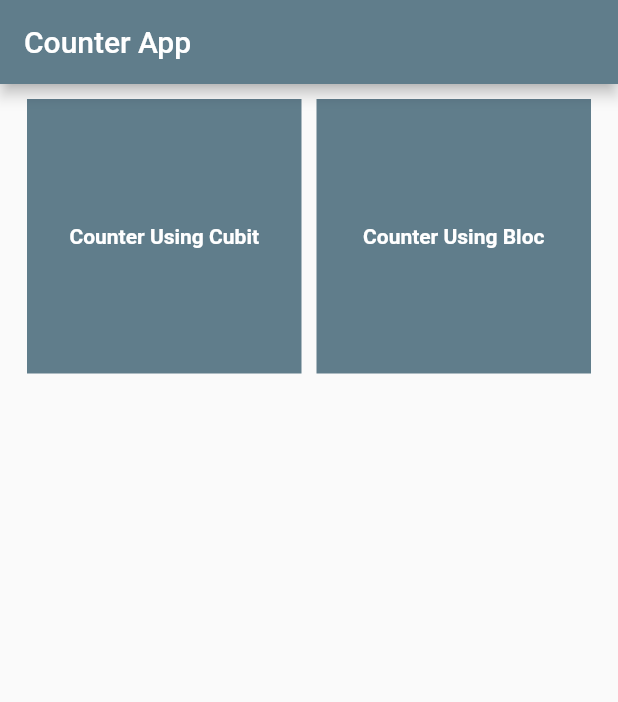
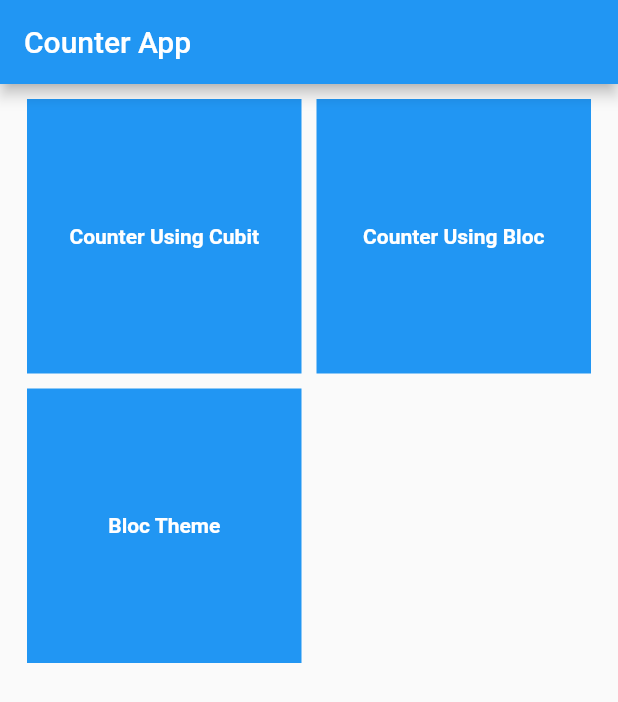
Before and after one commit to Atuoha/flutter_bloc_dive2, a Flutter app: the screen it shows after launch, on a phone screen of 412 x 824 dp. Shown: the top 702 px of the screen. Run offline on Flutter 3.47's test engine with Material 2 defaults, Android fonts, the phone set to English and light mode, and no system bars; our stand-ins replace bloc, equatable, flutter_bloc.

Commit message:
working on theme using bloc

```diff
--- /dev/null
+++ b/lib/business_logic/bloc/theme/theme_bloc.dart
@@ -0,0 +1,25 @@
+import 'dart:async';
+
+import 'package:bloc/bloc.dart';
+import 'package:equatable/equatable.dart';
+import 'package:flutter/material.dart';
+import 'package:meta/meta.dart';
+
+import '../../../constants/enums/apptheme.dart';
+
+part 'theme_event.dart';
+
+part 'theme_state.dart';
+
+class ThemeBloc extends Bloc<ThemeEvent, ThemeState> {
+  ThemeBloc() : super(ThemeState.initial()) {
+    on<ChangeThemeEvent>((event, emit) {
+      if (state.theme == AppTheme.light) {
+        emit(state.copyWith(theme: AppTheme.dark));
+
+      } else {
+        emit(state.copyWith(theme: AppTheme.light));
+      }
+    });
+  }
+}
--- /dev/null
+++ b/lib/business_logic/bloc/theme/theme_event.dart
@@ -0,0 +1,9 @@
+part of 'theme_bloc.dart';
+
+@immutable
+abstract class ThemeEvent extends Equatable {
+  @override
+  List<Object?> get props => [];
+}
+
+class ChangeThemeEvent extends ThemeEvent {}
--- /dev/null
+++ b/lib/business_logic/bloc/theme/theme_state.dart
@@ -0,0 +1,20 @@
+part of 'theme_bloc.dart';
+
+@immutable
+class ThemeState extends Equatable {
+  final AppTheme theme;
+
+  const ThemeState({required this.theme});
+
+  factory ThemeState.initial() => const ThemeState(theme: AppTheme.light);
+
+  @override
+  List<Object?> get props => [theme];
+
+  @override
+  String toString() =>  'ThemeState(theme: $theme)';
+
+  ThemeState copyWith({AppTheme? theme}) {
+    return ThemeState(theme: theme ?? this.theme);
+  }
+}
--- /dev/null
+++ b/lib/constants/enums/apptheme.dart
@@ -0,0 +1,3 @@
+enum AppTheme{
+  light,dark
+}
--- a/lib/main.dart
+++ b/lib/main.dart
@@ -3,6 +3,9 @@ import 'package:flutter_bloc/flutter_bloc.dart';
 import 'package:flutter_bloc_dive2/business_logic/bloc/counter/counter_bloc.dart';
 import 'package:flutter_bloc_dive2/business_logic/cubits/counter_cubit.dart';
 import 'package:flutter_bloc_dive2/presentation/routes/route_manager.dart';
+
+import 'business_logic/bloc/theme/theme_bloc.dart';
+import 'constants/enums/apptheme.dart';
 
 void main() => runApp(
       MyApp(routeManager: RouteManager()),
@@ -22,11 +25,20 @@ class MyApp extends StatelessWidget {
         ),
         BlocProvider(
           create: (context) => CounterBloc(),
+        ),
+        BlocProvider(
+          create: (context) => ThemeBloc(),
         )
       ],
-      child: MaterialApp(
-        theme: ThemeData(primarySwatch: Colors.blueGrey),
-        onGenerateRoute: routeManager?.onGenerateRoute,
+      child: BlocBuilder<ThemeBloc, ThemeState>(
+        builder: (context, state) {
+          return MaterialApp(
+            theme: state.theme == AppTheme.dark
+                ? ThemeData.dark()
+                : ThemeData.light(),
+            onGenerateRoute: routeManager?.onGenerateRoute,
+          );
+        },
       ),
     );
   }
--- a/lib/presentation/routes/route_manager.dart
+++ b/lib/presentation/routes/route_manager.dart
@@ -2,6 +2,7 @@ import 'package:flutter/material.dart';
 import '../screens/homescreen.dart';
 import '../screens/screen2.dart';
 import '../screens/using_bloc/bloc_screen1.dart';
+import '../screens/using_bloc/theme_switcher.dart';
 import '../screens/using_cubit/cubit_screen1.dart';
 
 class RouteManager {
@@ -17,6 +18,12 @@ class RouteManager {
           builder: (context) => const CubitScreen(),
         );
 
+
+      case ThemeSwitcher.routeName:
+        return MaterialPageRoute(
+          builder: (context) => const ThemeSwitcher(),
+        );
+
       case HomeScreen.routeName:
         return MaterialPageRoute(
           builder: (context) => const HomeScreen(),
--- a/lib/presentation/screens/homescreen.dart
+++ b/lib/presentation/screens/homescreen.dart
@@ -1,4 +1,5 @@
 import 'package:flutter/material.dart';
+import 'package:flutter_bloc_dive2/presentation/screens/using_bloc/theme_switcher.dart';
 import 'using_bloc/bloc_screen1.dart';
 import 'using_cubit/cubit_screen1.dart';
 
@@ -29,6 +30,11 @@ class HomeScreen extends StatelessWidget {
               title: 'Counter Using Bloc',
               routeName: BlocScreen.routeName,
             ),
+
+            GridItem(
+              title: 'Bloc Theme',
+              routeName: ThemeSwitcher.routeName,
+            ),
           ],
         ),
       ),
--- a/lib/presentation/screens/screen2.dart
+++ b/lib/presentation/screens/screen2.dart
@@ -15,7 +15,7 @@ class Screen2 extends StatelessWidget {
           'Ops! The value is now below 0',
           style: TextStyle(
             fontWeight: FontWeight.w700,
-            fontSize: 30,
+            fontSize: 25,
           ),
         ),
       ),
--- a/lib/utilities/components/gridItem.dart
+++ b/lib/utilities/components/gridItem.dart
@@ -11,7 +11,7 @@ class GridItem extends StatelessWidget {
     return GestureDetector(
       onTap: () => Navigator.of(context).pushNamed(routeName),
       child: Container(
-        color: Colors.blueGrey,
+        color: Theme.of(context).primaryColor,
         child: Center(
           child: Text(
             title,
```
Also changed, not shown: lib/presentation/screens/using_bloc/theme_switcher.dart (added, +38 -0 lines).
